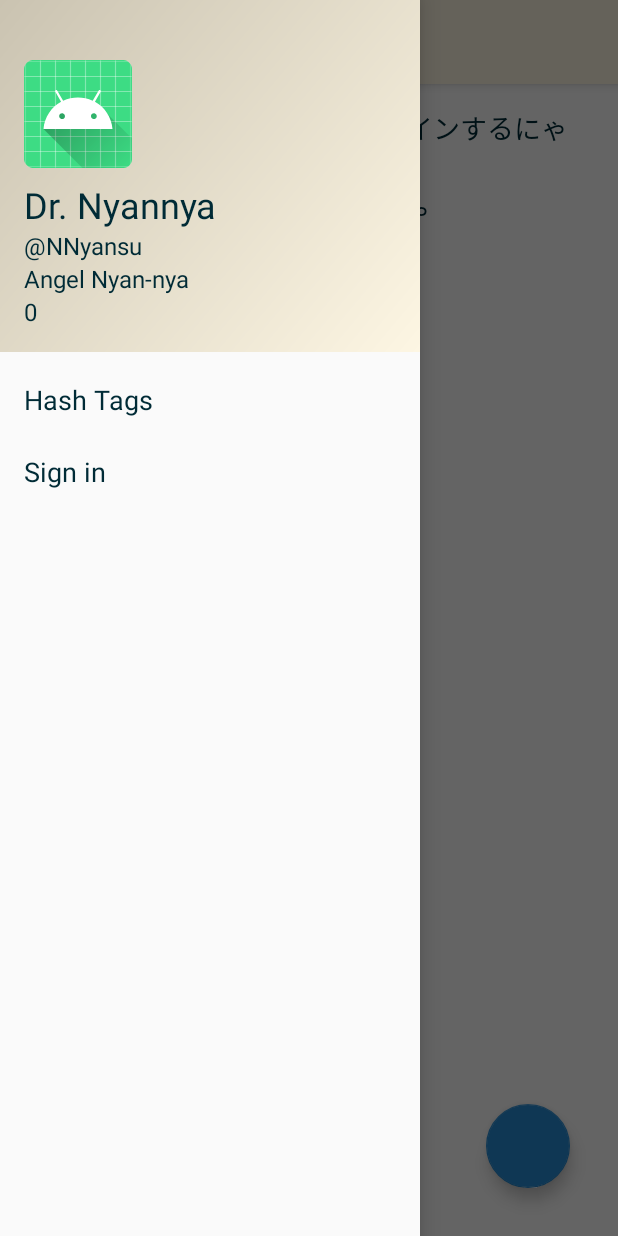
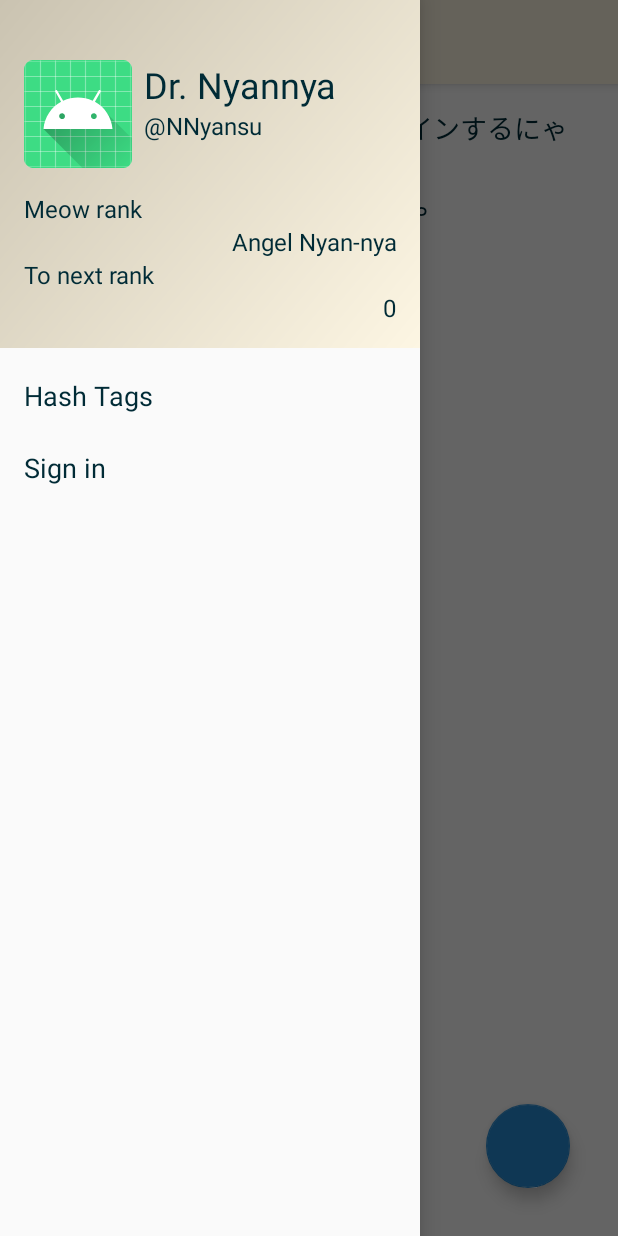
Before and after one commit to nishikawa-shi/NyanNyanEngine_Android, an Android app: the screen it shows after launch (MainActivity), with the side drawer open, on a phone screen of 412 x 824 dp. Run offline under Robolectric (Android 15) with nearby library versions, the phone set to English and light mode, and no system bars; our stand-ins replace Firebase (no records; nobody signed in at launch, a user with empty details on screens opened directly), Room's generated code, data binding, navigation-ui, paging; libraries missing offline, so code that uses them is left out: coil.api.load; pictures from the network do not load; 7 statements that could not run were skipped.

Commit message:
ハンバーガーメニュー内のテキスト配置を調整

```diff
--- a/app/src/main/res/layout/nav_header_main.xml
+++ b/app/src/main/res/layout/nav_header_main.xml
@@ -11,6 +11,11 @@
     android:paddingRight="@dimen/middle_margin"
     android:paddingBottom="@dimen/middle_margin">
 
+    <LinearLayout
+        android:layout_width="match_parent"
+        android:layout_height="wrap_content"
+        android:orientation="horizontal">
+
         <ImageView
             android:id="@+id/twitter_image"
             android:layout_width="wrap_content"
@@ -19,32 +24,60 @@
             android:paddingTop="@dimen/small_margin"
             app:srcCompat="@mipmap/ic_launcher_round" />
 
+        <LinearLayout
+            android:layout_width="match_parent"
+            android:layout_height="wrap_content"
+            android:layout_marginStart="@dimen/small_margin"
+            android:orientation="vertical">
+
             <TextView
                 android:id="@+id/twitter_name"
                 android:layout_width="match_parent"
                 android:layout_height="wrap_content"
-        android:paddingTop="@dimen/small_margin"
+                android:layout_marginTop="@dimen/small_margin"
                 android:text="@string/default_twitter_name"
                 android:textAppearance="@style/TextAppearance.SelfTwitterName" />
 
             <TextView
                 android:id="@+id/twitter_screen_name"
+                android:layout_width="match_parent"
+                android:layout_height="wrap_content"
+                android:text="@string/default_twitter_id"
+                android:textAppearance="@style/TextAppearance.SelfTwitterId" />
+        </LinearLayout>
+
+
+    </LinearLayout>
+
+    <TextView
+        android:id="@+id/current_rank_title"
         android:layout_width="wrap_content"
         android:layout_height="wrap_content"
-        android:text="@string/default_twitter_id"
+        android:layout_marginTop="@dimen/middle_margin"
+        android:text="@string/menu_nekosan_rank"
         android:textAppearance="@style/TextAppearance.SelfTwitterId" />
 
     <TextView
         android:id="@+id/current_rank"
-        android:layout_width="wrap_content"
+        android:layout_width="match_parent"
         android:layout_height="wrap_content"
+        android:gravity="end"
         android:text="@string/settings_teacher_rank"
         android:textAppearance="@style/TextAppearance.SelfTwitterId" />
 
     <TextView
-        android:id="@+id/current_extends"
+        android:id="@+id/current_extends_title"
         android:layout_width="wrap_content"
         android:layout_height="wrap_content"
+        android:gravity="center"
+        android:text="@string/menu_nekosan_next"
+        android:textAppearance="@style/TextAppearance.SelfTwitterId" />
+
+    <TextView
+        android:id="@+id/current_extends"
+        android:layout_width="match_parent"
+        android:layout_height="wrap_content"
+        android:gravity="end"
         android:text="@string/settings_teacher_extends"
         android:textAppearance="@style/TextAppearance.SelfTwitterId" />
 </LinearLayout>
--- a/app/src/main/res/values/strings.xml
+++ b/app/src/main/res/values/strings.xml
@@ -18,6 +18,8 @@
     <string name="settings_teacher_rank">Angel Nyan-nya</string>
     <string name="settings_teacher_extends">0</string>
 
+    <string name="menu_nekosan_rank">Meow rank</string>
+    <string name="menu_nekosan_next">To next rank</string>
     <string name="menu_hash_tag">Hash Tags</string>
     <string name="menu_sign_in">Sign in</string>
     <string name="menu_sign_out">Sign out</string>
```
Also changed, not shown: 2 other files. Lines whose indentation alone changed are shown as unchanged.
